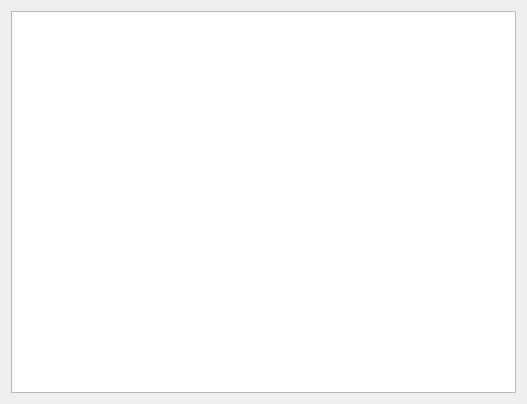
First picture: the form in confviewerdialog.ui, repository orkblutt/QFreqtradeUI, before the edit.
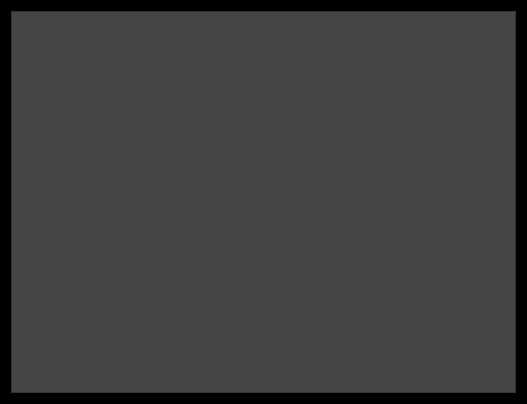
Second picture: the form after the edit.

Patch:
```diff
--- a/confviewerdialog.ui
+++ b/confviewerdialog.ui
@@ -13,6 +13,16 @@
   <property name="windowTitle">
    <string>Config Viewer</string>
   </property>
+  <property name="styleSheet">
+   <string notr="true">QWidget {
+  color: white;
+  background-color:  black;
+}
+
+QTextEdit{
+  background-color: #454545;
+}</string>
+  </property>
   <layout class="QGridLayout" name="gridLayout">
    <item row="0" column="0">
     <widget class="QTextEdit" name="textEditConfig">
```
Left out of the diff: 3 changed lines with no effect on the pictures.
